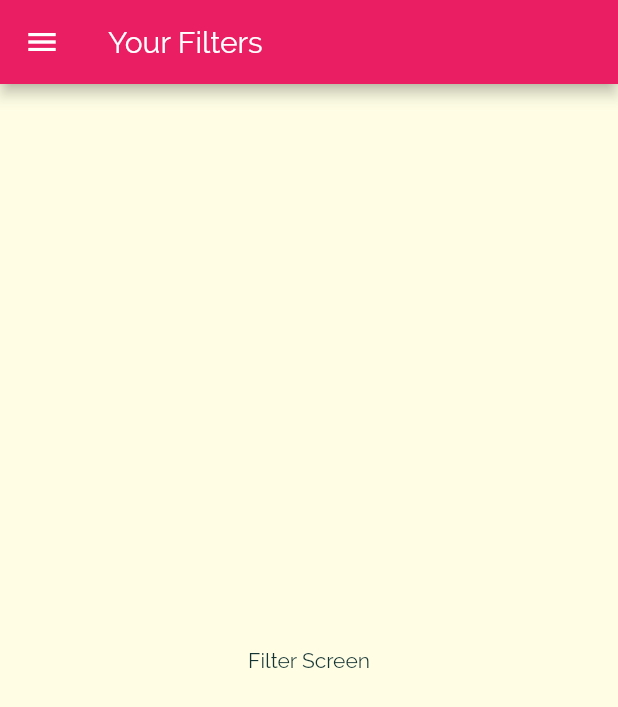
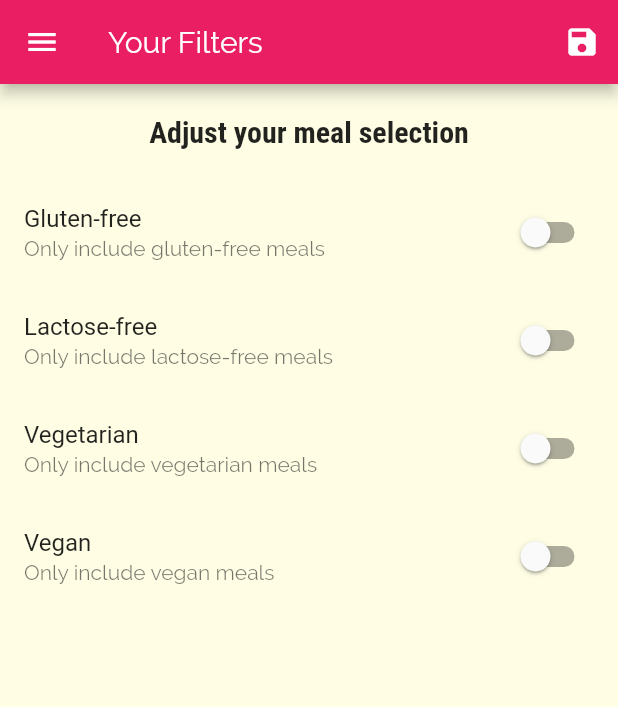
Before and after one commit to rbicca/meals, a Flutter app: the FiltersScreen screen opened by its route, on a phone screen of 412 x 824 dp. Shown: the top 707 px of the screen. Run offline on Flutter 3.47's test engine with Material 2 defaults, Android fonts, the phone set to English and light mode, and no system bars; statements that could not run were skipped.

Commit message:
Unit 176 done

```diff
--- a/lib/main.dart
+++ b/lib/main.dart
@@ -1,4 +1,7 @@
 import 'package:flutter/material.dart';
+import 'package:meals/dummy-data.dart';
+
+import './models/meals.dart';
 
 import 'package:meals/screens/category_meals.dart';
 import 'package:meals/screens/filters.dart';
@@ -7,7 +10,37 @@ import 'package:meals/screens/tabs.dart';
 
 void main() => runApp(MyApp());
 
-class MyApp extends StatelessWidget {
+class MyApp extends StatefulWidget {
+
+  @override
+  _MyAppState createState() => _MyAppState();
+}
+
+class _MyAppState extends State<MyApp> {
+
+  Map<String, bool> _filters = {
+    'gluten': false,
+    'lactose': false,
+    'vegetarian': false,
+    'vegan': false
+  };
+  List<Meal> _availableMeals = DUMMY_MEALS;
+
+  void _setFilters(Map<String, bool> filterData){
+    setState(() {
+      _filters = filterData;
+      _availableMeals = DUMMY_MEALS.where((meal){
+
+        if(_filters['gluten'] && !meal.isGlutenFree) { return false; }
+        if(_filters['lactose'] && !meal.isLactoseFree) { return false; }
+        if(_filters['vegetarian'] && meal.isVegetarian) { return false; }
+        if(_filters['vegan'] && meal.isVegan) { return false; }
+
+        return true;
+
+      }).toList();
+    });
+  }
 
   @override
   Widget build(BuildContext context) {
@@ -28,9 +61,9 @@ class MyApp extends StatelessWidget {
       //initialRoute: '/,',
       routes: {
         '/': (ctx) => TabsScreen(),     //mesmo que home:
-        CategoryMealsScreen.routeName : (ctx) => CategoryMealsScreen(),
+        CategoryMealsScreen.routeName : (ctx) => CategoryMealsScreen(_availableMeals),
         MealDetailScreen.routeName: (ctx) => MealDetailScreen(),
-        FiltersScreen.routeName: (ctx) => FiltersScreen(),
+        FiltersScreen.routeName: (ctx) => FiltersScreen(_filters, _setFilters),
       },
       /*
       onGenerateRoute: (settings) {
--- a/lib/screens/category_meals.dart
+++ b/lib/screens/category_meals.dart
@@ -2,10 +2,11 @@ import 'package:flutter/material.dart';
 import 'package:meals/models/meals.dart';
 import 'package:meals/widgets/meal_item.dart';
 
-import '../dummy-data.dart';
-
 class CategoryMealsScreen extends StatefulWidget {
   static const routeName = '/category-meals';
+  final List<Meal> availableMeals;
+
+  const CategoryMealsScreen(this.availableMeals);
 
   @override
   _CategoryMealsScreenState createState() => _CategoryMealsScreenState();
@@ -26,7 +27,7 @@ class _CategoryMealsScreenState extends State<CategoryMealsScreen> {
       categoryTitle = routeArgs['title'];
       final categoryId = routeArgs['id'];
 
-      displayedMeals = DUMMY_MEALS.where((meal) {
+      displayedMeals = widget.availableMeals.where((meal) {
         return meal.categories.contains(categoryId);
       }).toList();
       _loadedInitData = true;
--- a/lib/screens/filters.dart
+++ b/lib/screens/filters.dart
@@ -1,15 +1,89 @@
 import 'package:flutter/material.dart';
 import 'package:meals/widgets/main_drawer.dart';
 
-class FiltersScreen extends StatelessWidget {
+class FiltersScreen extends StatefulWidget {
   static const routeName = '/filters';
+  final Function saveFilters;
+  final Map<String, bool> currentFilters;
 
+  const FiltersScreen(this.currentFilters, this.saveFilters);
+
+  @override
+  _FiltersScreenState createState() => _FiltersScreenState();
+}
+
+class _FiltersScreenState extends State<FiltersScreen> {
+  bool _glutenFree = false;
+  bool _vegetatian = false;
+  bool _vegan = false;
+  bool _lactoseFree = false;
+
+  @override
+  initState(){
+    super.initState();
+
+    _glutenFree = widget.currentFilters['gluten'];
+    _lactoseFree = widget.currentFilters['lactose'];
+    _vegetatian = widget.currentFilters['vegetarian'];
+    _vegan = widget.currentFilters['vegan'];
+
+  }
+
+  Widget _buildOptions(String title, String description, bool currentValue, Function updateValue){
+    return SwitchListTile(
+                  title: Text(title),
+                  value: currentValue,
+                  subtitle: Text(description),
+                  onChanged: updateValue
+                );
+  }
   @override
   Widget build(BuildContext context) {
     return Scaffold(
-      appBar: AppBar(title: Text('Your Filters'),),
+      appBar: AppBar(
+        title: Text('Your Filters'),
+        actions: <Widget>[
+          IconButton(icon: Icon(Icons.save), onPressed: () {
+            final selectedFilters = {
+                                        'gluten': _glutenFree,
+                                        'lactose': _lactoseFree,
+                                        'vegetarian': _vegetatian,
+                                        'vegan': _vegan
+                                      };
+            widget.saveFilters(selectedFilters);
+             },),
+        ],
+      ),
       drawer: MainDrawer(),
-      body: Center(child: Text('Filter Screen'), ),
+      body: Column(
+        children: <Widget>[
+          Container(
+            padding: EdgeInsets.all(20),
+            child: Text(
+              'Adjust your meal selection',
+              style: Theme.of(context).textTheme.title,
+            ),
+          ),
+          Expanded(
+            child: ListView(
+              children: <Widget>[
+                _buildOptions('Gluten-free', 'Only include gluten-free meals', _glutenFree, (newValue) { setState(() {
+                  _glutenFree = newValue;
+                });}),
+                _buildOptions('Lactose-free', 'Only include lactose-free meals', _lactoseFree, (newValue) { setState(() {
+                  _lactoseFree = newValue;
+                });}),
+                _buildOptions('Vegetarian', 'Only include vegetarian meals', _vegetatian, (newValue) { setState(() {
+                  _vegetatian = newValue;
+                });}),
+                _buildOptions('Vegan', 'Only include vegan meals', _vegan, (newValue) { setState(() {
+                  _vegan = newValue;
+                });}),
+              ],
+            ),
+          )
+        ],
+      ),
     );
   }
 }
```
